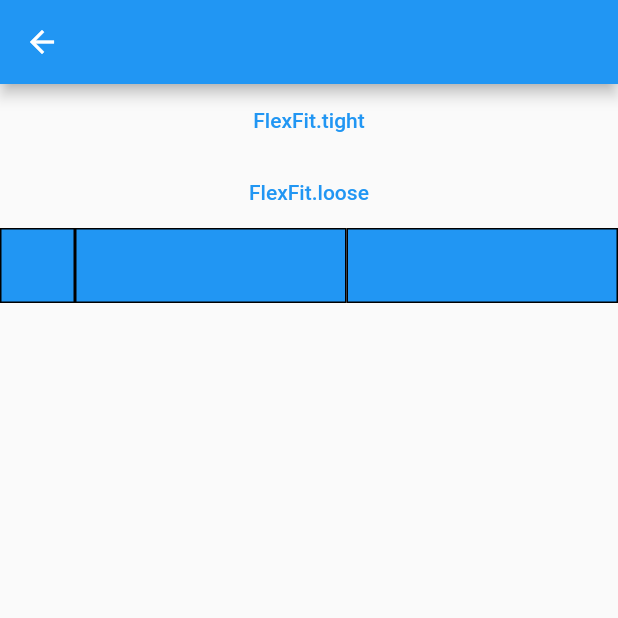
After one commit to lostsquirrel/flutter-demos, a Flutter app: the FlexibleDemo screen opened by its route, on a phone screen of 412 x 824 dp, the top half of it. The commit adds this screen. Run offline on Flutter 3.47's test engine with Material 2 defaults, Android fonts, the phone set to English and light mode, and no system bars.

Commit message:
add Flexible demos

```diff
--- /dev/null
+++ b/layout_basics/lib/flexible_demo.dart
@@ -0,0 +1,56 @@
+import 'package:flutter/material.dart';
+
+import 'blue_box.dart';
+
+class FlexibleDemo extends StatefulWidget {
+  const FlexibleDemo({Key? key}) : super(key: key);
+  static const displayName = "FlexibleDemo";
+  static const routeName = "flexible-demo";
+
+  @override
+  State<FlexibleDemo> createState() => _FlexibleDemoState();
+}
+
+class _FlexibleDemoState extends State<FlexibleDemo> {
+  final _fits = FlexFit.values;
+
+  var _index = 0;
+
+  @override
+  Widget build(BuildContext context) {
+    return Scaffold(
+      appBar: AppBar(),
+      body: Column(
+        children: [
+          Column(
+            children: _fits.map((e) {
+              return TextButton(
+                child: Text(e.toString()),
+                onPressed: () {
+                  setState(() {
+                    _index = _fits.indexOf(e);
+                  });
+                },
+              );
+            }).toList(),
+          ),
+          Row(
+            children: [
+              const BlueBox(),
+              Flexible(
+                fit: _fits[_index],
+                flex: 1,
+                child: const BlueBox(),
+              ),
+              Flexible(
+                fit: _fits[_index],
+                flex: 1,
+                child: const BlueBox(),
+              )
+            ],
+          )
+        ],
+      ),
+    );
+  }
+}
--- a/layout_basics/lib/home.dart
+++ b/layout_basics/lib/home.dart
@@ -2,6 +2,7 @@ import 'package:flutter/material.dart';
 import 'package:layout_basics/main_axis_alignment_demo.dart';
 
 import 'cross_axis_alignment_demo.dart';
+import 'flexible_demo.dart';
 import 'main_axis_size_demo.dart';
 
 class RouteItem {
@@ -21,6 +22,7 @@ class Home extends StatelessWidget {
         MainAxisAlignmentDemo.displayName, MainAxisAlignmentDemo.routeName),
     RouteItem(
         CrossAxisAlignmentDemo.displayName, CrossAxisAlignmentDemo.routeName),
+    RouteItem(FlexibleDemo.displayName, FlexibleDemo.routeName),
   ];
 
   List<TextButton> _buildRouters(BuildContext context) {
--- a/layout_basics/lib/main.dart
+++ b/layout_basics/lib/main.dart
@@ -3,6 +3,7 @@ import 'package:layout_basics/main_axis_alignment_demo.dart';
 import 'package:layout_basics/main_axis_size_demo.dart';
 
 import 'cross_axis_alignment_demo.dart';
+import 'flexible_demo.dart';
 import 'home.dart';
 
 void main() {
@@ -23,6 +24,7 @@ class MyApp extends StatelessWidget {
             const MainAxisAlignmentDemo(),
         CrossAxisAlignmentDemo.routeName: (context) =>
             const CrossAxisAlignmentDemo(),
+        FlexibleDemo.routeName: (context) => const FlexibleDemo()
       },
     );
   }
```
